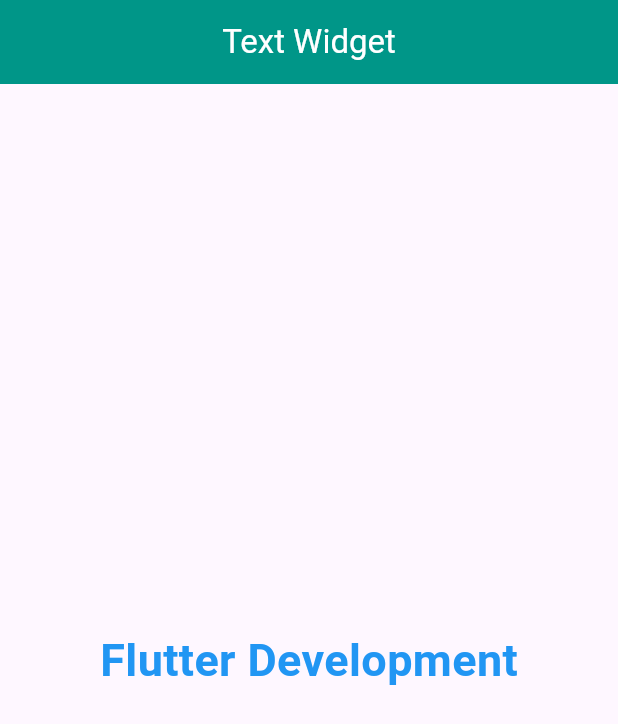
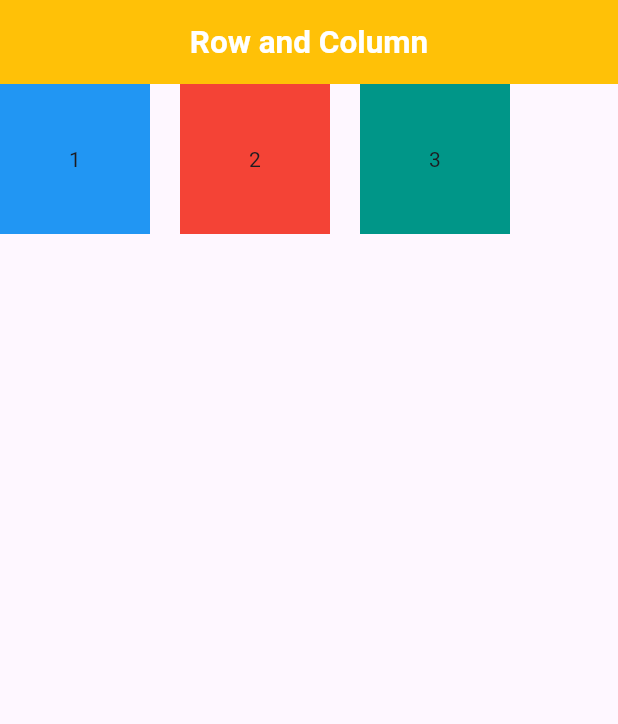
Before and after one commit to Malik399758/Urraan_Batch_39, a Flutter app: the screen it shows after launch, on a phone screen of 412 x 824 dp. Shown: the top 724 px of the screen. Run offline on Flutter 3.47's test engine with Material 3 defaults, Android fonts, the phone set to English and light mode, and no system bars; our stand-ins replace shared_preferences.

Commit message:
Row and Column

```diff
--- /dev/null
+++ b/lib/batch39_ui/row_column.dart
@@ -0,0 +1,138 @@
+import 'package:flutter/cupertino.dart';
+import 'package:flutter/material.dart';
+
+class RowColumn extends StatefulWidget {
+  const RowColumn({super.key});
+
+  @override
+  State<RowColumn> createState() => _RowColumnState();
+}
+
+class _RowColumnState extends State<RowColumn> {
+  @override
+  Widget build(BuildContext context) {
+    return Scaffold(
+      appBar: AppBar(
+        backgroundColor: Colors.amber,
+        title: Text('Row and Column',style: TextStyle(fontSize: 21,fontWeight: FontWeight.bold,color: Colors.white)),
+        centerTitle: true,
+      ),
+      body : Row(
+        // crossAxisAlignment: CrossAxisAlignment.start,
+        // mainAxisAlignment: MainAxisAlignment.end,
+        // mainAxisSize: MainAxisSize.min,
+        children: [
+          Container(
+            width: 100,
+            height: 100,
+            color: Colors.blue,
+            child: Center(child: Text('1')),
+          ),
+          SizedBox(width: 20,),
+          //SizedBox(height: 10,),
+          Container(
+            width: 100,
+            height: 100,
+            color: Colors.red,
+            child: Center(child: Text('2')),
+          ),
+         // SizedBox(height: 10,),
+          SizedBox(width: 20,),
+          Container(
+            width: 100,
+            height: 100,
+            color: Colors.teal,
+            child: Center(child: Text('3')),
+          ),
+      /*    Row(
+            children: [
+              Icon(Icons.person,color: Colors.green,size: 40,),
+              Icon(Icons.notification_add,color: Colors.red,size: 40,),
+            ],
+          )*/
+         /* Row(
+            mainAxisAlignment: MainAxisAlignment.spaceEvenly,
+            children: [
+              Container(
+                width: 100,
+                height: 100,
+                color: Colors.blue,
+                child: Center(child: Text('1')),
+              ),
+              Container(
+                width: 100,
+                height: 100,
+                color: Colors.red,
+                child: Center(child: Text('2')),
+              ),
+              Container(
+                width: 100,
+                height: 100,
+                color: Colors.teal,
+                child: Center(child: Text('3')),
+              ),
+
+            ],
+          ),
+          Row(
+            //mainAxisAlignment: MainAxisAlignment.spaceBetween,
+            textDirection: TextDirection.rtl,
+
+            children: [
+              Container(
+                width: 100,
+                height: 100,
+                color: Colors.blue,
+                child: Center(child: Text('1')),
+              ),
+              Container(
+                width: 100,
+                height: 100,
+                color: Colors.red,
+                child: Center(child: Text('2')),
+              ),
+              Container(
+                width: 100,
+                height: 100,
+                color: Colors.teal,
+                child: Center(child: Text('3')),
+              ),
+
+            ],
+          ),*/
+
+        ],
+      )
+
+        // For Row
+      /*:Container(
+        height: double.infinity,
+        child: Row(
+          mainAxisAlignment: MainAxisAlignment.spaceEvenly,
+          crossAxisAlignment: CrossAxisAlignment.stretch,
+         // mainAxisSize: MainAxisSize.min,
+          children: [
+            Container(
+              width: 100,
+              height: 100,
+              color: Colors.blue,
+              child: Center(child: Text('1')),
+            ),
+            Container(
+              width: 100,
+              height: 100,
+              color: Colors.red,
+              child: Center(child: Text('2')),
+            ),
+            Container(
+              width: 100,
+              height: 100,
+              color: Colors.teal,
+              child: Center(child: Text('3')),
+            ),
+          ],
+        ),
+      )*/
+    );
+  }
+}
--- a/lib/main.dart
+++ b/lib/main.dart
@@ -1,4 +1,5 @@
 import 'package:flutter/material.dart';
+import 'package:flutter_urraan_online_batch_38_ui/batch39_ui/row_column.dart';
 import 'package:flutter_urraan_online_batch_38_ui/batch39_ui/text_ui.dart';
 import 'package:flutter_urraan_online_batch_38_ui/page1.dart';
 
@@ -9,7 +10,8 @@
   Widget build(BuildContext context) {
     return MaterialApp(
       debugShowCheckedModeBanner: false,
-      home:TextUi(),
+      home:RowColumn(),
+      //TextUi(),
       //Page1(),
     );
   }
```
